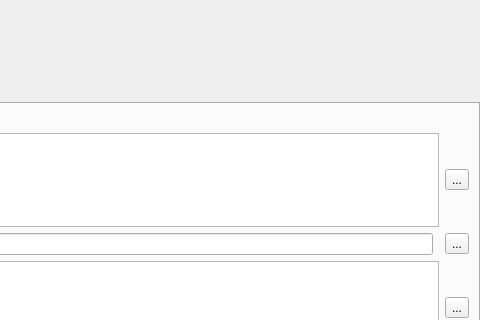
First picture: the form in src/panelview.ui, repository app211/jaqet, before the edit; both pictures show x 377 to 857 and y 0 to 320 of the 857 by 436 pixel window.
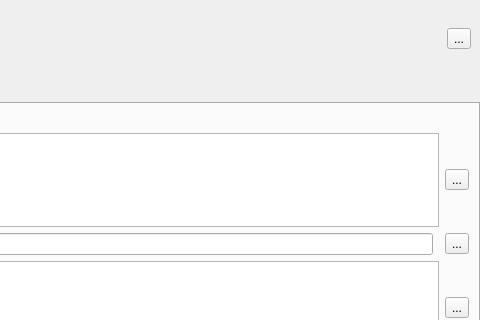
Second picture: the form after the edit. The open tabs and pages were chosen to show the change.

```diff
--- a/src/panelview.ui
+++ b/src/panelview.ui
@@ -99,6 +99,13 @@
             </layout>
            </widget>
           </item>
+          <item>
+           <widget class="QToolButton" name="ProceedToolButton">
+            <property name="text">
+             <string>...</string>
+            </property>
+           </widget>
+          </item>
          </layout>
         </widget>
        </item>
```
Left out of the diff: 66 changed lines with no effect on the pictures.
